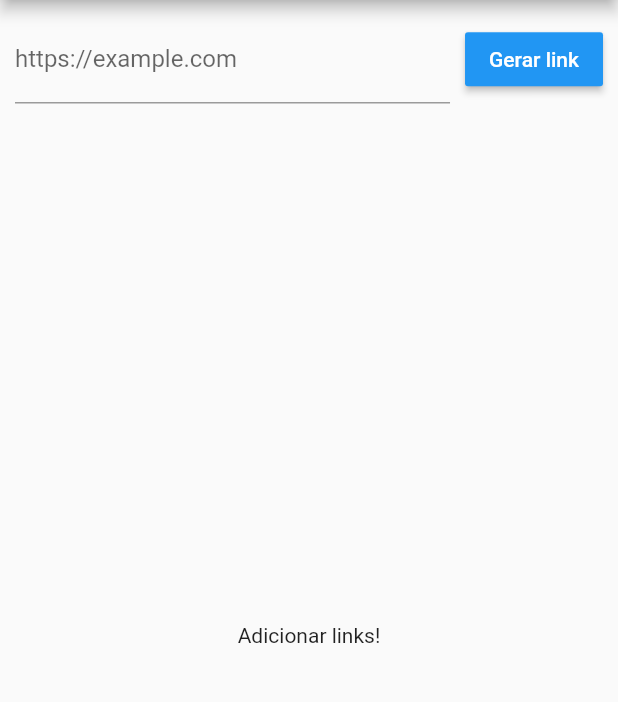
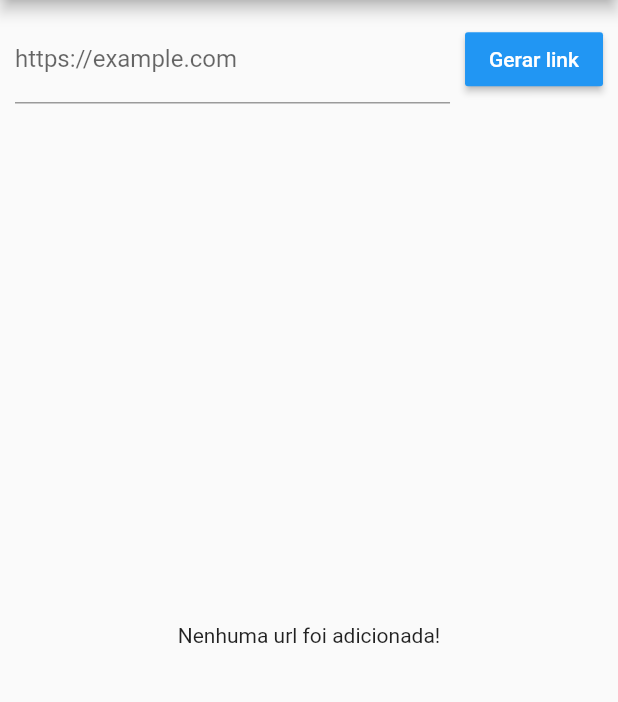
Before and after one commit to euRobertoDias/flutter_shortener, a Flutter app: the screen it shows after launch, after a tap on "Gerar link", on a phone screen of 412 x 824 dp, the part 84-786 px from its top. Run offline on Flutter 3.47's test engine with Material 2 defaults, Android fonts, the phone set to English and light mode, and no system bars; our stand-ins replace dio, flutter_mobx, flutter_modular, mobx; generated files the repository leaves out were written again.

Commit message:
após fazer as alterações no home_controller adicioando o ObservableList, tive problemas para adicionar um novo UrlsModel na urlsList.

```diff
--- a/lib/app/modules/home/home_controller.dart
+++ b/lib/app/modules/home/home_controller.dart
@@ -1,4 +1,4 @@
-import 'package:flutter_shortener/app/modules/models/urls_view_model.dart';
+import 'package:flutter_shortener/app/modules/models/urls_model.dart';
 import 'package:flutter_shortener/app/modules/repositories/isgd_repository.dart';
 import 'package:mobx/mobx.dart';
 import 'package:flutter_modular/flutter_modular.dart';
@@ -11,8 +11,12 @@ class HomeController = _HomeControllerBase with _$HomeController;
 abstract class _HomeControllerBase with Store {
   IsGdRepository repository;
 
+  _HomeControllerBase(this.repository) {
+    getUrls(longUrl);
+  }
+
   @observable
-  List<UrlsViewModel> urlsList = [];
+  ObservableList<List<UrlsModel>> urlsList = ObservableList();
 
   @observable
   String longUrl = '';
@@ -20,17 +24,19 @@ abstract class _HomeControllerBase with Store {
   @action
   String setLongUrl(String value) => longUrl = value;
 
-  _HomeControllerBase(this.repository) {
-    getList(longUrl);
-  }
+  @computed
+  bool get isValidUrlsList => urlsList.isNotEmpty;
 
   @computed
   bool get isValidUrl => longUrl.isNotEmpty;
 
   @action
-  getList(String url) {
+  getUrls(String url) {
     if (isValidUrl) {
-      repository.shortingUrl(longUrl).then((url) => urlsList.add(url));
+      repository
+          .shortingUrl(url)
+          .then((urls) => urlsList.add(urls))
+          .asObservable();
     }
   }
 }
--- a/lib/app/modules/home/home_page.dart
+++ b/lib/app/modules/home/home_page.dart
@@ -1,6 +1,8 @@
 import 'package:flutter/material.dart';
 import 'package:flutter_mobx/flutter_mobx.dart';
 import 'package:flutter_modular/flutter_modular.dart';
+import 'package:flutter_shortener/app/modules/models/urls_model.dart';
+import 'package:mobx/mobx.dart';
 import 'home_controller.dart';
 
 class HomePage extends StatefulWidget {
@@ -13,6 +15,14 @@ class HomePage extends StatefulWidget {
 
 class _HomePageState extends ModularState<HomePage, HomeController> {
   //use 'controller' variable to access controller
+  _getUrls(List<UrlsModel> urls) {
+    urls.map((url) {
+      return ListTile(
+        title: Text(url.shortUrl),
+        subtitle: Text(url.longUrl),
+      );
+    }).toList();
+  }
 
   @override
   Widget build(BuildContext context) {
@@ -38,7 +48,7 @@ class _HomePageState extends ModularState<HomePage, HomeController> {
                 padding: EdgeInsets.only(right: 10.0),
                 child: RaisedButton(
                   onPressed: () {
-                    controller.getList(controller.longUrl);
+                    controller.getUrls(controller.longUrl);
                   },
                   child: Text('Gerar link'),
                   color: Theme.of(context).primaryColor,
@@ -48,19 +58,18 @@ class _HomePageState extends ModularState<HomePage, HomeController> {
             ],
           ),
           Expanded(
-            child: controller.urlsList.isEmpty
+            child: Observer(
+              builder: (_) {
+                return controller.urlsList.isEmpty
                     ? Center(
-                    child: Text('Adicionar links!'),
+                        child: Text('Nenhuma url foi adicionada!'),
                       )
-                : Observer(
-                    builder: (_) {
-                      return ListView.builder(
+                    : ListView.builder(
                         itemCount: controller.urlsList.length,
                         itemBuilder: (context, index) {
                           var url = controller.urlsList[index];
-                            return ListTile(
-                              title: Text(url.shortUrl),
-                              subtitle: Text(url.longUrl),
+                          return Container(
+                            child: Text('tem dados'),
                           );
                         });
               },
--- /dev/null
+++ b/lib/app/modules/models/urls_model.dart
@@ -0,0 +1,13 @@
+class UrlsModel {
+  final String longUrl;
+  final String shortUrl;
+
+  UrlsModel({this.longUrl, this.shortUrl});
+
+  factory UrlsModel.fromJson(Map<String, dynamic> json) =>
+      UrlsModel(shortUrl: json["shorturl"], longUrl: json['longurl']);
+
+  Map<String, dynamic> toJson() => {
+        "shorturl": shortUrl,
+      };
+}
```
Also changed, not shown: lib/app/modules/models/urls_view_model.dart (deleted, +0 -13 lines), lib/app/modules/repositories/isgd_repository.dart (+7 -5 lines), lib/app/modules/home/home_controller.g.dart. Lines whose indentation alone changed are shown as unchanged.
